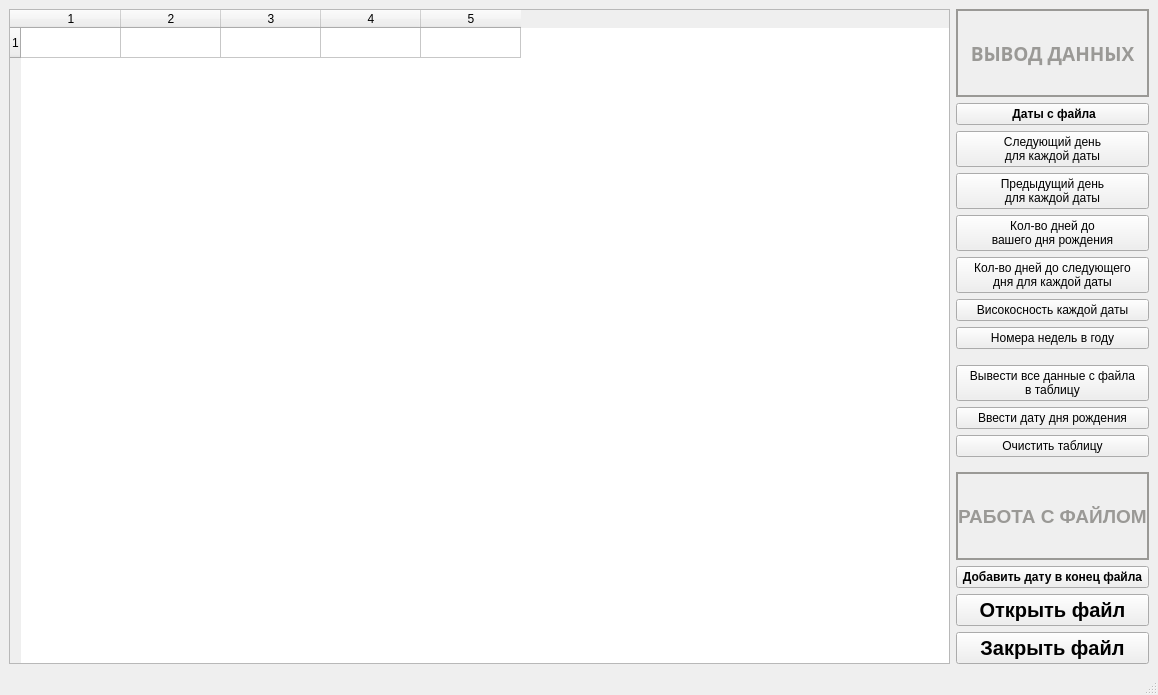
First picture: the form in LabWork2/Task1/mainwindow.ui, repository deviyan13/Labs2Sem, before the edit.
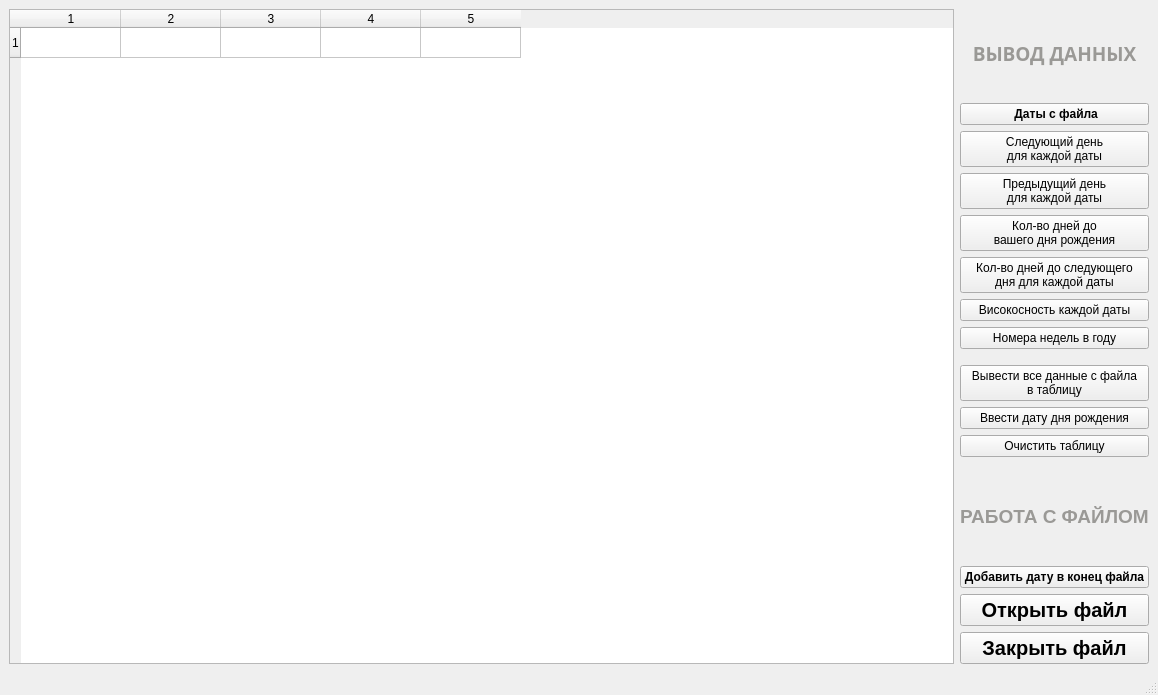
Second picture: the form after the edit.

```diff
--- a/LabWork2/Task1/mainwindow.ui
+++ b/LabWork2/Task1/mainwindow.ui
@@ -160,7 +160,7 @@
            <string notr="true"/>
           </property>
           <property name="frameShape">
-           <enum>QFrame::WinPanel</enum>
+           <enum>QFrame::NoFrame</enum>
           </property>
           <property name="lineWidth">
            <number>2</number>
@@ -361,7 +361,7 @@
            <string notr="true"/>
           </property>
           <property name="frameShape">
-           <enum>QFrame::WinPanel</enum>
+           <enum>QFrame::NoFrame</enum>
           </property>
           <property name="frameShadow">
            <enum>QFrame::Plain</enum>
```
